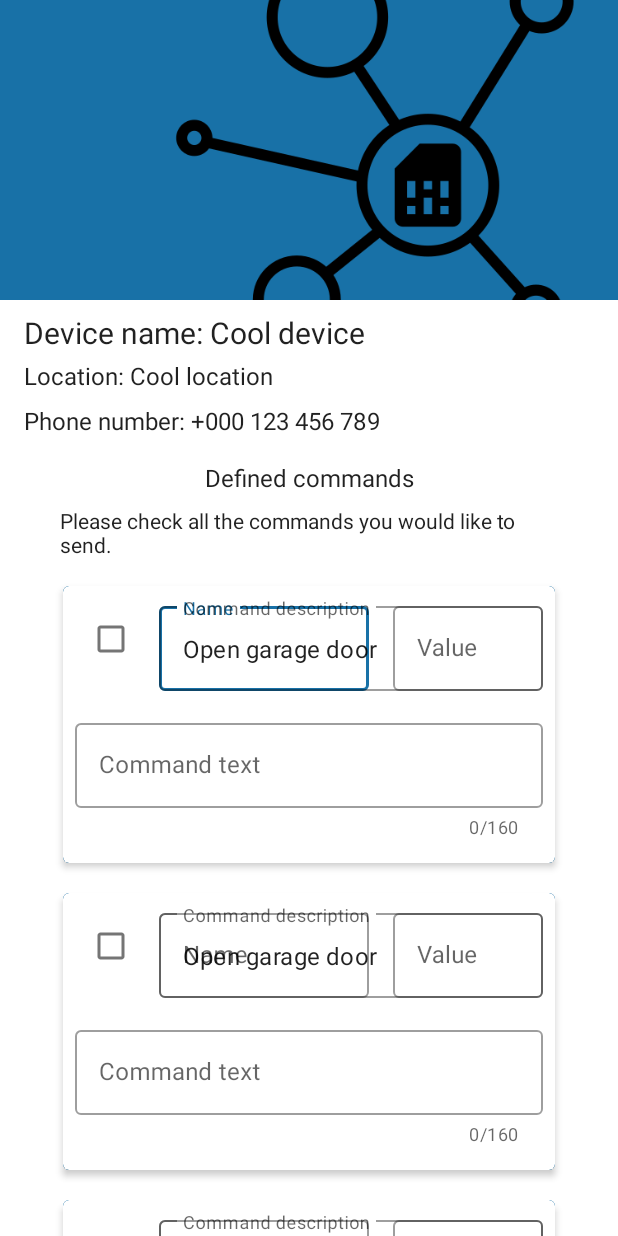
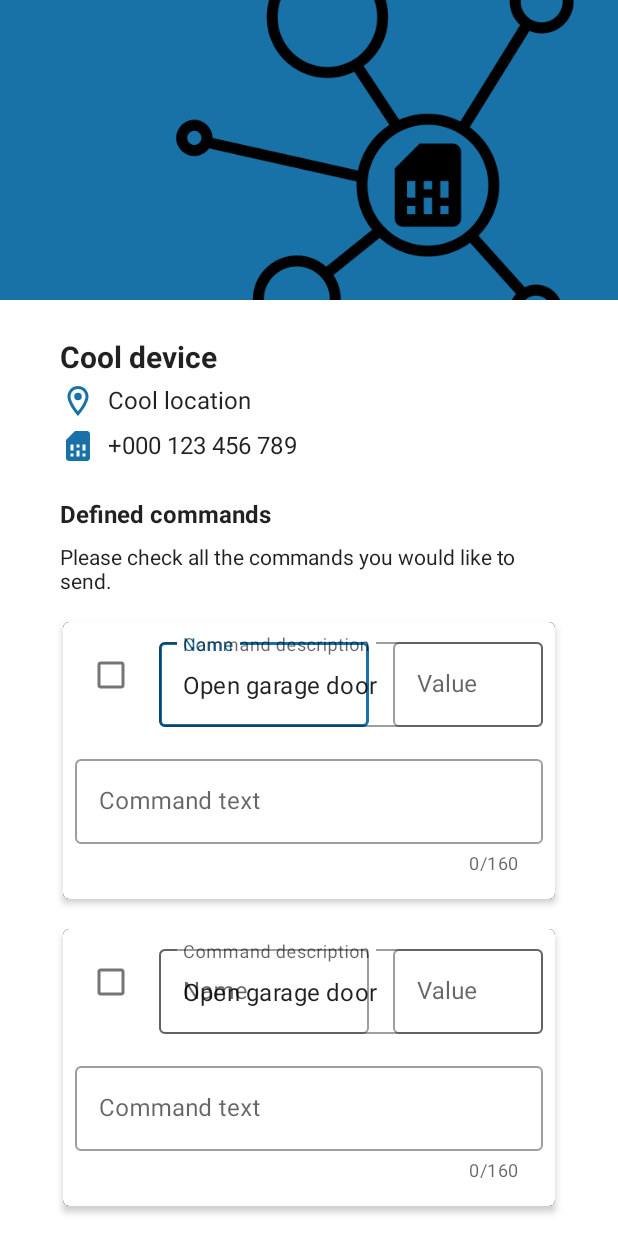
Before and after one commit to JSC-electronics/adeon_client_android, an Android app: the layout fragment_send_sms.xml on its own in the app's theme, with its tools: preview values and no code run, on a phone screen of 412 x 824 dp. Run offline under Robolectric (Android 15) with nearby library versions, the phone set to English and light mode, and no system bars.

Commit message:
Appearance change in "Sending a command" tab, resolves issue #25.

```diff
--- /dev/null
+++ b/app/src/main/res/drawable/ic_location.xml
@@ -0,0 +1,12 @@
+<vector xmlns:android="http://schemas.android.com/apk/res/android"
+    android:width="24dp"
+    android:height="24dp"
+    android:viewportWidth="24"
+    android:viewportHeight="24">
+  <path
+      android:fillColor="#FF000000"
+      android:pathData="M12,2C8.13,2 5,5.13 5,9c0,5.25 7,13 7,13s7,-7.75 7,-13c0,-3.87 -3.13,-7 -7,-7zM7,9c0,-2.76 2.24,-5 5,-5s5,2.24 5,5c0,2.88 -2.88,7.19 -5,9.88C9.92,16.21 7,11.85 7,9z"/>
+  <path
+      android:fillColor="#FF000000"
+      android:pathData="M12,9m-2.5,0a2.5,2.5 0,1 1,5 0a2.5,2.5 0,1 1,-5 0"/>
+</vector>
--- /dev/null
+++ b/app/src/main/res/drawable/ic_sim_icon.xml
@@ -0,0 +1,5 @@
+<vector android:height="24dp" android:viewportHeight="9.953292"
+    android:viewportWidth="9.953292" android:width="24dp" xmlns:android="http://schemas.android.com/apk/res/android">
+    <path android:fillColor="#FF000000"
+        android:pathData="M8.29026,1.65888C8.29026,1.20269 7.92116,0.82944 7.46497,0.82944L4.1472,0.82944L1.65888,3.31776l0,4.97665c0,0.45619 0.37325,0.82944 0.82944,0.82944L7.46912,9.12385C7.92531,9.12385 8.29441,8.7506 8.29441,8.29441ZM3.73248,7.87969L2.90304,7.87969l0,-0.82944l0.82944,0zM7.05025,7.87969l-0.82944,0l0,-0.82944l0.82944,0zM3.73248,6.22081L2.90304,6.22081l0,-1.65888l0.82944,0zM5.39137,7.87969l-0.82944,0l0,-1.65888l0.82944,0zM5.39137,5.39137l-0.82944,0l0,-0.82944l0.82944,0zM7.05025,6.22081l-0.82944,0l0,-1.65888l0.82944,0z" android:strokeWidth="0.5291667"/>
+</vector>
--- a/app/src/main/res/layout/fragment_send_sms.xml
+++ b/app/src/main/res/layout/fragment_send_sms.xml
@@ -65,53 +65,53 @@
 
                 <TextView
                         android:id="@+id/device_name"
-                        android:text="@{@string/device_name_info(viewModel.device.name)}"
+                        android:text="@{viewModel.device.name}"
                         android:layout_width="0dp"
                         android:layout_height="wrap_content"
                         android:textAppearance="?attr/textAppearanceListItem"
                         app:layout_constraintStart_toStartOf="parent"
-                        android:layout_marginStart="16dp" android:layout_marginEnd="16dp"
+                        android:layout_marginStart="40dp" android:layout_marginEnd="16dp"
                         app:layout_constraintEnd_toEndOf="parent" app:layout_constraintTop_toTopOf="parent"
-                        android:layout_marginTop="8dp"
-                        tools:text="Device name: Cool device"
-                        android:textSize="20sp"/>
+                        android:layout_marginTop="24dp"
+                        tools:text="Cool device"
+                        android:textSize="20sp" android:textStyle="bold"/>
 
                 <TextView
                         android:id="@+id/location"
-                        android:text="@{@string/location_info(viewModel.device.location)}"
+                        android:text="@{viewModel.device.location}"
                         android:layout_width="0dp"
                         android:layout_height="wrap_content"
                         android:textAppearance="?attr/textAppearanceListItem"
-                        app:layout_constraintStart_toStartOf="parent"
-                        android:layout_marginStart="16dp" android:layout_marginEnd="16dp"
+                        android:layout_marginStart="8dp" android:layout_marginEnd="16dp"
                         app:layout_constraintEnd_toEndOf="parent" app:layout_constraintTop_toBottomOf="@+id/device_name"
                         android:layout_marginTop="4dp"
-                        tools:text="Location: Cool location"
-                        app:layout_constraintHorizontal_bias="0.0"/>
+                        tools:text="Cool location"
+                        app:layout_constraintHorizontal_bias="0.0"
+                        app:layout_constraintStart_toEndOf="@+id/locationIcon"/>
 
                 <TextView
                         android:id="@+id/phone_number"
-                        android:text="@{@string/phone_number_info(viewModel.device.phoneNumber)}"
+                        android:text="@{viewModel.device.phoneNumber}"
                         android:layout_width="0dp"
                         android:layout_height="wrap_content"
                         android:textAppearance="?attr/textAppearanceListItem"
-                        app:layout_constraintStart_toStartOf="parent"
-                        android:layout_marginStart="16dp" android:layout_marginEnd="16dp"
+                        android:layout_marginStart="8dp" android:layout_marginEnd="16dp"
                         app:layout_constraintEnd_toEndOf="parent" app:layout_constraintTop_toBottomOf="@+id/location"
                         android:layout_marginTop="8dp"
-                        tools:text="Phone number: +000 123 456 789"
-                />
+                        tools:text="+000 123 456 789"
+                        app:layout_constraintStart_toEndOf="@+id/simIcon"/>
 
                 <TextView
                         android:text="@string/attributes"
                         android:layout_width="match_parent"
-                        android:textAlignment="center"
+                        android:textAlignment="viewStart"
                         android:layout_height="wrap_content"
                         android:id="@+id/attributes_title"
                         android:textAppearance="?attr/textAppearanceListItem"
                         app:layout_constraintStart_toStartOf="parent" app:layout_constraintEnd_toEndOf="parent"
-                        android:layout_marginStart="16dp" android:layout_marginEnd="16dp"
-                        app:layout_constraintTop_toBottomOf="@+id/phone_number" android:layout_marginTop="16dp"/>
+                        android:layout_marginStart="40dp" android:layout_marginEnd="16dp"
+                        app:layout_constraintTop_toBottomOf="@+id/phone_number" android:layout_marginTop="24dp"
+                        android:textStyle="bold"/>
 
                 <TextView
                         android:text="@string/checkbox_info"
@@ -146,6 +146,23 @@
                         android:layout_marginStart="8dp" app:layout_constraintEnd_toEndOf="parent"
                         android:layout_marginEnd="8dp"
                         app:layout_constraintBottom_toBottomOf="parent" android:layout_marginBottom="16dp"/>
+                <ImageView
+                        android:layout_width="wrap_content"
+                        android:layout_height="wrap_content" app:srcCompat="@drawable/ic_sim_icon"
+                        android:id="@+id/simIcon"
+                        android:tint="@color/colorAccent"
+                        app:layout_constraintTop_toTopOf="@+id/phone_number"
+                        app:layout_constraintStart_toStartOf="parent" android:layout_marginStart="40dp"
+                        android:contentDescription="@string/sim_icon_content_description"/>
+                <ImageView
+                        android:layout_width="wrap_content"
+                        android:layout_height="wrap_content" app:srcCompat="@drawable/ic_location"
+                        android:id="@+id/locationIcon"
+                        android:tint="@color/colorAccent"
+                        app:layout_constraintStart_toStartOf="parent" android:layout_marginStart="40dp"
+                        app:layout_constraintEnd_toStartOf="@+id/location"
+                        app:layout_constraintTop_toTopOf="@+id/location"
+                        android:contentDescription="@string/location_icon"/>
 
             </androidx.constraintlayout.widget.ConstraintLayout>
         </androidx.core.widget.NestedScrollView>
--- a/app/src/main/res/values/strings.xml
+++ b/app/src/main/res/values/strings.xml
@@ -36,9 +36,6 @@
     <string name="command_no_description">Unnamed command</string>
     <string name="command_text">Command text</string>
 
-    <string name="device_name_info">Device name: %s</string>
-    <string name="location_info">Location: %s</string>
-    <string name="phone_number_info">Phone number: %s</string>
     <string name="sms_permissions_not_granted">SMS was not sent. Permissions were not granted.</string>
     <string name="content_desc_application_logo">Application Logo</string>
     <string name="content_desc_device_image">Device image</string>
@@ -150,6 +147,8 @@
     <string name="intro_page4_description">Multiple-command support. Send one or more commands at a time.</string>
     <string name="intro_page5_title">For developers.</string>
     <string name="intro_page5_description">Add support into your embedded device with our open-source library.</string>
+    <string name="sim_icon_content_description">SIM icon</string>
+    <string name="location_icon">Location icon</string>
 
     <string-array name="change_device_image_actions">
         <item>@string/select_image</item>
```
Also changed, not shown: 2 other files.
